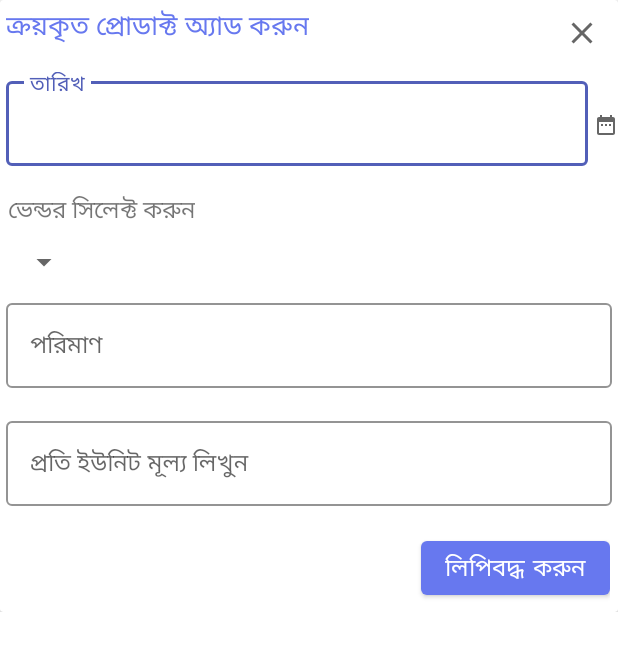
After one commit to msrkms/OStore, an Android app: the layout add_buy_product.xml on its own in the app's theme, with its tools: preview values and no code run, on a phone screen of 412 x 824 dp. The commit adds this screen. Shown: the top 651 px of the screen. Run offline under Robolectric (Android 15) with nearby library versions, the phone set to English and light mode, and no system bars.

Commit message:
Product But Fragment UI Completed

```diff
--- a/app/src/main/java/com/atlassoftwarepark/ostore/AdminDashboard.java
+++ b/app/src/main/java/com/atlassoftwarepark/ostore/AdminDashboard.java
@@ -208,6 +208,9 @@ public class AdminDashboard extends AppCompatActivity implements AdapterView.OnI
             case R.id.nav_qsell:
                 getSupportFragmentManager().beginTransaction().replace(R.id.fragmentContainer,new QuickSellFragment()).commit();
                 break;
+            case R.id.nav_product_buy:
+                getSupportFragmentManager().beginTransaction().replace(R.id.fragmentContainer,new ProductBuyFragment()).commit();
+                break;
         }
         drawerLayoutDashboard.closeDrawer(GravityCompat.START);
         return true;
--- a/app/src/main/java/com/atlassoftwarepark/ostore/TransactionAddSeeFragment.java
+++ b/app/src/main/java/com/atlassoftwarepark/ostore/TransactionAddSeeFragment.java
@@ -83,6 +83,7 @@ public class TransactionAddSeeFragment extends Fragment {
 
         linearLayoutTransaction=(LinearLayout)transactionView.findViewById(R.id.layoutTransaction);
         recyclerView=(RecyclerView)transactionView.findViewById(R.id.recyclerTransaction);
+
 
         transactionItems=new ArrayList<TransactionItem>();
 
--- /dev/null
+++ b/app/src/main/res/layout/add_buy_product.xml
@@ -0,0 +1,196 @@
+<?xml version="1.0" encoding="utf-8"?>
+<RelativeLayout xmlns:android="http://schemas.android.com/apk/res/android"
+    android:layout_width="match_parent"
+    android:layout_height="wrap_content"
+    xmlns:app="http://schemas.android.com/apk/res-auto">
+
+    <androidx.cardview.widget.CardView
+        android:id="@+id/popup_layout_add_borrow"
+        android:layout_width="match_parent"
+        android:layout_height="wrap_content"
+        app:layout_constraintBottom_toBottomOf="parent"
+        app:layout_constraintStart_toStartOf="parent"
+        app:layout_constraintTop_toTopOf="parent"
+        app:layout_constraintVertical_bias="0.084">
+
+        <LinearLayout
+            android:layout_width="match_parent"
+            android:layout_height="wrap_content"
+            android:orientation="vertical"
+            android:gravity="center_horizontal"
+            >
+
+            <LinearLayout
+                android:layout_width="match_parent"
+                android:layout_height="wrap_content"
+                android:orientation="horizontal"
+                android:weightSum="3"
+                >
+
+                <LinearLayout
+                    android:layout_width="match_parent"
+                    android:layout_height="wrap_content"
+                    android:layout_weight="1"
+                    >
+                    <com.google.android.material.textview.MaterialTextView
+                        android:layout_width="wrap_content"
+                        android:layout_height="wrap_content"
+                        android:text="ক্রয়কৃত প্রোডাক্ট অ্যাড করুন"
+                        android:textColor="@color/colorPrimary"
+                        android:textSize="18sp"
+                        android:padding="4dp"
+                        />
+                </LinearLayout>
+
+                <LinearLayout
+                    android:layout_width="match_parent"
+                    android:layout_height="wrap_content"
+                    android:layout_weight="2"
+                    android:gravity="end"
+                    >
+                    <ImageButton
+                        android:id="@+id/closeDialogProductBuy"
+                        android:layout_width="wrap_content"
+                        android:layout_height="wrap_content"
+                        android:src="@drawable/ic_baseline_close_24"
+                        android:backgroundTint="@android:color/transparent"/>
+                </LinearLayout>
+
+
+
+            </LinearLayout>
+
+
+            <LinearLayout
+                android:layout_width="match_parent"
+                android:layout_height="wrap_content"
+                android:orientation="horizontal"
+                android:weightSum="3"
+                android:gravity="center_vertical"
+                >
+
+
+                <com.google.android.material.textfield.TextInputLayout
+                    android:layout_width="match_parent"
+                    android:layout_height="wrap_content"
+                    android:layout_margin="4dp"
+                    android:hint="@string/loanDate"
+                    android:layout_weight="2"
+                    style="@style/Widget.Ostore.TextInputLayout"
+
+                    >
+
+                    <com.google.android.material.textfield.TextInputEditText
+                        android:id="@+id/textInputEditTextDate"
+                        android:layout_width="match_parent"
+                        android:layout_height="wrap_content"
+                        android:inputType="date"
+                        />
+
+                </com.google.android.material.textfield.TextInputLayout>
+
+                <ImageView
+                    android:id="@+id/imageViewDateSelect"
+                    android:layout_weight="1"
+                    android:layout_width="wrap_content"
+                    android:layout_height="wrap_content"
+                    android:src="@drawable/ic_baseline_date_range_24"
+                    />
+
+
+            </LinearLayout>
+
+            <LinearLayout
+                android:layout_width="match_parent"
+                android:layout_height="wrap_content">
+                <com.google.android.material.textview.MaterialTextView
+                    android:layout_width="wrap_content"
+                    android:layout_height="wrap_content"
+                    android:padding="5dp"
+                    android:text="ভেন্ডর সিলেক্ট করুন"
+                    android:textSize="16sp"
+                    />
+            </LinearLayout>
+
+
+
+            <LinearLayout
+                android:layout_width="match_parent"
+                android:layout_height="wrap_content"
+                android:orientation="horizontal"
+                android:padding="5dp"
+                >
+                <Spinner
+                    android:id="@+id/spinnerVendorList"
+                    android:layout_width="wrap_content"
+                    android:layout_height="wrap_content"/>
+
+            </LinearLayout>
+
+
+
+
+
+
+
+
+
+            <com.google.android.material.textfield.TextInputLayout
+                android:layout_width="match_parent"
+                android:layout_height="wrap_content"
+                android:layout_margin="4dp"
+                android:hint="পরিমাণ"
+                style="@style/Widget.Ostore.TextInputLayout"
+                >
+
+                <com.google.android.material.textfield.TextInputEditText
+                    android:id="@+id/textInputEditTextAmount"
+                    android:layout_width="match_parent"
+                    android:layout_height="wrap_content"
+                    android:inputType="number"
+                    />
+
+            </com.google.android.material.textfield.TextInputLayout>
+
+            <com.google.android.material.textfield.TextInputLayout
+                android:layout_width="match_parent"
+                android:layout_height="wrap_content"
+                android:layout_margin="4dp"
+                android:hint="প্রতি ইউনিট মূল্য লিখুন"
+                style="@style/Widget.Ostore.TextInputLayout"
+                >
+
+                <com.google.android.material.textfield.TextInputEditText
+                    android:id="@+id/textInputEditTextUnitPrice"
+                    android:layout_width="match_parent"
+                    android:layout_height="wrap_content"
+                    android:inputType="number"
+                    />
+
+            </com.google.android.material.textfield.TextInputLayout>
+
+            <LinearLayout
+                android:layout_width="match_parent"
+                android:layout_height="wrap_content"
+                android:orientation="vertical"
+                android:gravity="end"
+                android:padding="5dp"
+                >
+                <com.google.android.material.button.MaterialButton
+                    android:id="@+id/TransactionAddBtn"
+                    android:layout_width="wrap_content"
+                    android:layout_height="wrap_content"
+                    android:text="লিপিবদ্ধ করুন"
+                    android:textSize="16sp"
+                    android:textColor="#FFFFFF"
+                    />
+
+            </LinearLayout>
+
+
+        </LinearLayout>
+
+
+    </androidx.cardview.widget.CardView>
+
+</RelativeLayout>
```
Also changed, not shown: app/src/main/java/com/atlassoftwarepark/ostore/ProductBuyFragment.java (added, +196 -0 lines), app/src/main/res/layout/fragment_product_buy.xml (added, +125 -0 lines).
